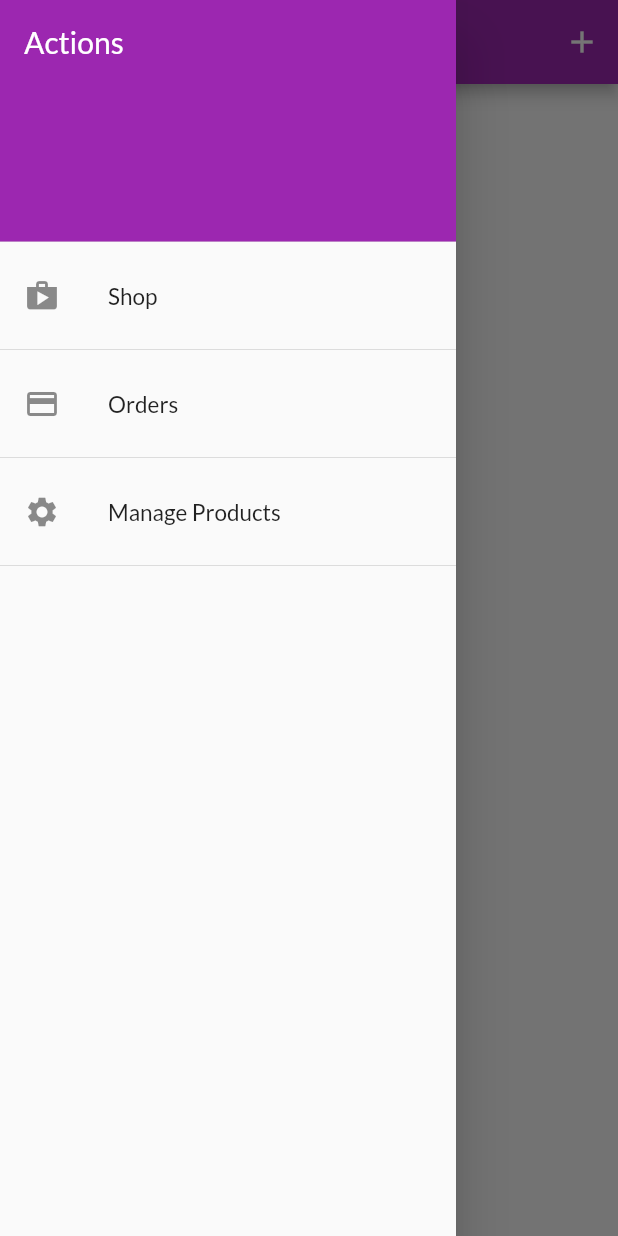
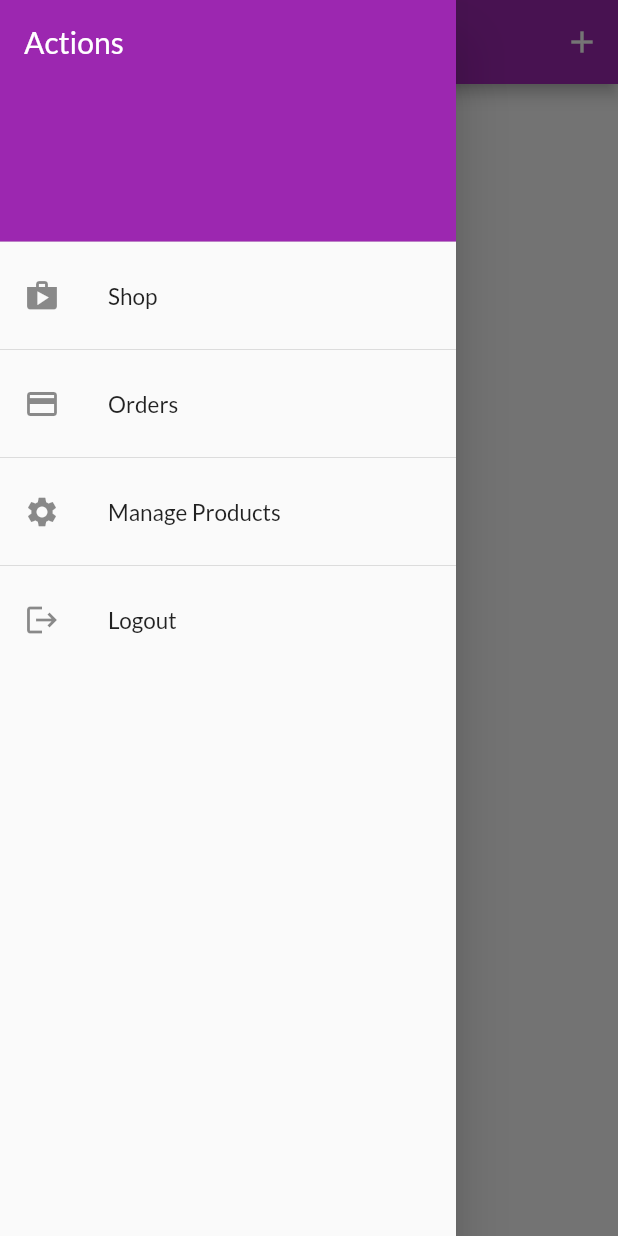
Before and after one commit to ashmit152000/Shopify, a Flutter app: the UserProductsScreen screen opened by its route, with the side drawer open, on a phone screen of 412 x 824 dp. Run offline on Flutter 3.47's test engine with Material 2 defaults, Android fonts, the phone set to English and light mode, and no system bars; missing offline and left inert: dart:ffi; network calls fail.

Commit message:
logout functionality added

```diff
--- a/lib/main.dart
+++ b/lib/main.dart
@@ -32,7 +32,7 @@ class MyApp extends StatelessWidget {
         ),
         ChangeNotifierProxyProvider<Auth, Orders>(
           update: (context,auth,previousOrders) => Orders(auth.token,
-          previousOrders == null ? [] : previousOrders.getOrderItem),
+          previousOrders == null ? [] : previousOrders.getOrderItem,auth.userId),
         ),
 
       ],
--- a/lib/providers/orders.dart
+++ b/lib/providers/orders.dart
@@ -20,11 +20,12 @@ class Orders with ChangeNotifier {
     return [..._orders];
   }
   final String authToken;
+  final String userId;
 
-  Orders(this.authToken, this._orders);
+  Orders(this.authToken, this._orders,this.userId);
 
   Future<void> fetchAndSetOrders() async {
-    final url = 'https://shopify-ae99f-default-rtdb.firebaseio.com/orders.json?auth=$authToken';
+    final url = 'https://shopify-ae99f-default-rtdb.firebaseio.com/orders/$userId.json?auth=$authToken';
 
     final response = await http.get(url);
     final List<OrderItem> loadedItem = [];
@@ -57,7 +58,7 @@ class Orders with ChangeNotifier {
   }
 
   Future<void> addOrder(List<CartItemData> cartProducts, double total) async {
-    final url = 'https://shopify-ae99f-default-rtdb.firebaseio.com/orders.json?auth=$authToken';
+    final url = 'https://shopify-ae99f-default-rtdb.firebaseio.com/orders/$userId.json?auth=$authToken';
 
     try {
       final response = await http.post(
--- a/lib/screens/user_products_screen.dart
+++ b/lib/screens/user_products_screen.dart
@@ -6,15 +6,25 @@ import 'package:Shopify/widgets/user_product_item.dart';
 import 'package:flutter/material.dart';
 import 'package:provider/provider.dart';
 
-class UserProductsScreen extends StatelessWidget {
+class UserProductsScreen extends StatefulWidget {
   static const routeName = '/user-product-screen';
 
+  @override
+  _UserProductsScreenState createState() => _UserProductsScreenState();
+
+}
+
+class _UserProductsScreenState extends State<UserProductsScreen> {
+
   Future<void> _refreshProducts(BuildContext context)  async {
-    await Provider.of<ProductProviders>(context, listen: false).fetchData();
+    await Provider.of<ProductProviders>(context, listen: false).fetchData(true);
   }
+
+
+
   @override
   Widget build(BuildContext context) {
-    final productData = Provider.of<ProductProviders>(context);
+    // final productData = Provider.of<ProductProviders>(context);
     return Scaffold(
       appBar: AppBar(
         title: Text('Your Products'),
@@ -27,9 +37,11 @@ class UserProductsScreen extends StatelessWidget {
           )
         ],
       ),
-      body: RefreshIndicator(
+      body: FutureBuilder(
+        future: _refreshProducts(context),
+        builder:(ctx,snapshot) => snapshot.connectionState == ConnectionState.waiting ? Center(child: CircularProgressIndicator(),) : RefreshIndicator(
           onRefresh: () {return _refreshProducts(context);},
-        child: Padding(
+          child: Consumer<ProductProviders>(builder: (ctx,productData,ch) => Padding(
             padding: EdgeInsets.all(8),
             child: ListView.builder(
               itemCount: productData.items.length,
@@ -44,6 +56,7 @@ class UserProductsScreen extends StatelessWidget {
                 ],
               ),
             ),
+          )),
         ),
       ),
       drawer: AppDrawer(),
--- a/lib/widgets/drawer.dart
+++ b/lib/widgets/drawer.dart
@@ -1,7 +1,10 @@
+import 'package:Shopify/providers/auth.dart';
+import 'package:Shopify/providers/product_providers.dart';
 import 'package:Shopify/screens/orders_screen.dart';
 import 'package:Shopify/screens/products_overview_screen.dart';
 import 'package:Shopify/screens/user_products_screen.dart';
 import 'package:flutter/material.dart';
+import 'package:provider/provider.dart';
 
 class AppDrawer extends StatelessWidget {
   @override
@@ -34,10 +37,10 @@ class AppDrawer extends StatelessWidget {
               style: TextStyle(fontSize: 15),
             ),
             onTap: () {
-                Navigator.of(context).pushReplacementNamed(OrdersScreen.routeName);
+              Navigator.of(context)
+                  .pushReplacementNamed(OrdersScreen.routeName);
             },
           ),
-
           Divider(),
           ListTile(
             leading: Icon(Icons.settings),
@@ -46,13 +49,19 @@ class AppDrawer extends StatelessWidget {
               style: TextStyle(fontSize: 15),
             ),
             onTap: () {
-                Navigator.of(context).pushReplacementNamed(UserProductsScreen.routeName);
+              Navigator.of(context)
+                  .pushReplacementNamed(UserProductsScreen.routeName);
             },
           ),
-
           Divider(),
-
-
+          ListTile(
+            leading: Icon(Icons.logout),
+            title: Text("Logout", style: TextStyle(fontSize: 15)),
+            onTap: (){
+              Navigator.of(context).pop();
+              Provider.of<Auth>(context, listen: false).logout();
+            },
+          )
         ],
       ),
     );
```
Also changed, not shown: lib/providers/auth.dart (+7 -0 lines), lib/providers/product_providers.dart (+4 -3 lines). Lines whose indentation alone changed are shown as unchanged.
